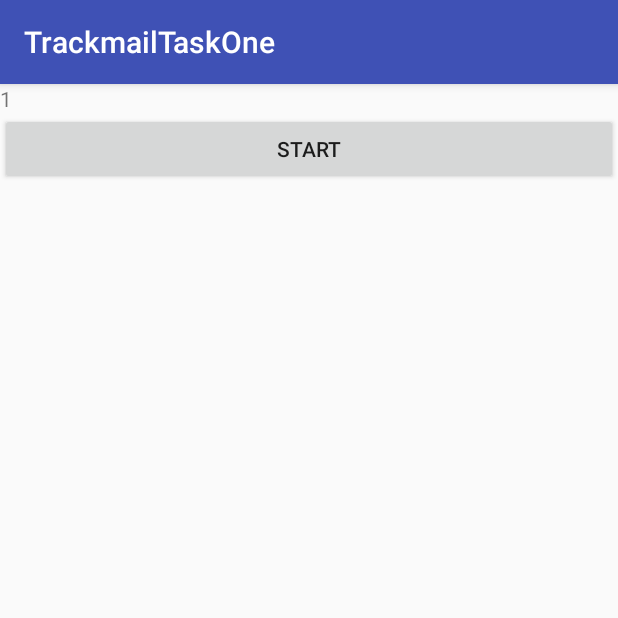
After one commit to obabichev/TrackmailAndroidTaskOne, an Android app: the CounterActivity screen opened directly, with no data from a screen before it, on a phone screen of 412 x 824 dp, the top half of it. The commit adds this screen. Run offline under Robolectric (Android 15) with nearby library versions, the phone set to English and light mode, and no system bars.

Commit message:
working variant

```diff
--- a/app/src/main/AndroidManifest.xml
+++ b/app/src/main/AndroidManifest.xml
@@ -8,13 +8,14 @@
         android:label="@string/app_name"
         android:supportsRtl="true"
         android:theme="@style/AppTheme">
-        <activity android:name=".BlankActivity">
+        <activity android:name=".activity.BlankActivity">
             <intent-filter>
                 <action android:name="android.intent.action.MAIN" />
 
                 <category android:name="android.intent.category.LAUNCHER" />
             </intent-filter>
         </activity>
+        <activity android:name=".activity.CounterActivity" />
     </application>
 
 </manifest>
--- /dev/null
+++ b/app/src/main/java/com/petterpet/trackmailtaskone/activity/CounterActivity.java
@@ -0,0 +1,102 @@
+package com.petterpet.trackmailtaskone.activity;
+
+import android.os.Bundle;
+import android.support.v7.app.AppCompatActivity;
+import android.view.View;
+import android.widget.Button;
+import android.widget.TextView;
+
+import com.petterpet.trackmailtaskone.asynctask.CounterAsyncTask;
+import com.petterpet.trackmailtaskone.R;
+
+/**
+ * Created by obabichev on 11/10/16.
+ */
+
+public class CounterActivity extends AppCompatActivity {
+
+    private final String CURRENT_VALUE_KEY = "CURRENT_VALUE_KEY";
+    private final String CONTINUE_COUNTING_KEY = "CONTINUE_COUNTING_KEY";
+
+    private int currentValue = 1;
+
+    private CounterAsyncTask counterAsyncTask;
+    private boolean continueCounting = false;
+
+    private TextView currentValueTextView;
+    private Button startButton;
+    private Button stopButton;
+
+    @Override
+    protected void onCreate(Bundle savedInstanceState) {
+        super.onCreate(savedInstanceState);
+        setContentView(R.layout.activity_counter);
+
+        if (savedInstanceState != null) {
+            currentValue = savedInstanceState.getInt(CURRENT_VALUE_KEY);
+            continueCounting = savedInstanceState.getBoolean(CONTINUE_COUNTING_KEY);
+        }
+
+        currentValueTextView = (TextView) findViewById(R.id.current_value_text_view);
+        startButton = (Button) findViewById(R.id.start_button);
+        startButton.setOnClickListener(new View.OnClickListener() {
+            @Override
+            public void onClick(View v) {
+                switchState(true);
+                counterAsyncTask = new CounterAsyncTask(currentValue, currentValueTextView);
+                counterAsyncTask.execute();
+            }
+        });
+        stopButton = (Button) findViewById(R.id.stop_button);
+        stopButton.setOnClickListener(new View.OnClickListener() {
+            @Override
+            public void onClick(View v) {
+                switchState(false);
+                stopCounting();
+                continueCounting = false;
+            }
+        });
+    }
+
+    @Override
+    protected void onResume() {
+        super.onResume();
+        currentValueTextView.setText("" + currentValue);
+        if (continueCounting) {
+            switchState(true);
+            counterAsyncTask = new CounterAsyncTask(currentValue, currentValueTextView);
+            counterAsyncTask.execute();
+        }
+    }
+
+    @Override
+    protected void onPause() {
+        super.onPause();
+
+        if (counterAsyncTask != null && !counterAsyncTask.isCancelled()) {
+            continueCounting = true;
+        }
+        stopCounting();
+    }
+
+    private void stopCounting() {
+        if (counterAsyncTask != null && !counterAsyncTask.isCancelled()) {
+            currentValue = counterAsyncTask.getCurrentValue();
+            counterAsyncTask.cancel(false);
+        }
+    }
+
+
+    @Override
+    protected void onSaveInstanceState(Bundle outState) {
+        super.onSaveInstanceState(outState);
+
+        outState.putInt(CURRENT_VALUE_KEY, currentValue);
+        outState.putBoolean(CONTINUE_COUNTING_KEY, continueCounting);
+    }
+
+    public void switchState(boolean isCounting) {
+        startButton.setVisibility(isCounting ? View.GONE : View.VISIBLE);
+        stopButton.setVisibility(isCounting ? View.VISIBLE : View.GONE);
+    }
+}
--- /dev/null
+++ b/app/src/main/res/layout/activity_counter.xml
@@ -0,0 +1,27 @@
+<?xml version="1.0" encoding="utf-8"?>
+<LinearLayout xmlns:android="http://schemas.android.com/apk/res/android"
+    android:layout_width="match_parent"
+    android:layout_height="match_parent"
+    android:orientation="vertical">
+
+    <TextView
+        android:id="@+id/current_value_text_view"
+        android:layout_width="match_parent"
+        android:layout_height="wrap_content"
+        android:text="HHH"/>
+
+    <Button
+        android:id="@+id/start_button"
+        android:layout_width="match_parent"
+        android:layout_height="wrap_content"
+        android:text="@string/start_button"/>
+
+    <Button
+        android:id="@+id/stop_button"
+        android:layout_width="match_parent"
+        android:layout_height="wrap_content"
+        android:visibility="gone"
+        android:text="@string/stop_button"
+        />
+
+</LinearLayout>
--- a/app/src/main/res/values/strings.xml
+++ b/app/src/main/res/values/strings.xml
@@ -1,3 +1,5 @@
 <resources>
     <string name="app_name">TrackmailTaskOne</string>
+    <string name="start_button">Start</string>
+    <string name="stop_button">Stop</string>
 </resources>
```
Also changed, not shown: app/build.gradle (+7 -0 lines), app/src/main/java/com/petterpet/trackmailtaskone/BlankActivity.java (deleted, +0 -13 lines), app/src/main/java/com/petterpet/trackmailtaskone/activity/BlankActivity.java (added, +31 -0 lines), app/src/main/java/com/petterpet/trackmailtaskone/asynctask/BlankAsyncTask.java (added, +52 -0 lines), app/src/main/java/com/petterpet/trackmailtaskone/asynctask/CounterAsyncTask.java (added, +57 -0 lines), app/src/main/java/com/petterpet/trackmailtaskone/utils/ThreadUtils.java (added, +20 -0 lines), app/src/main/res/layout/activity_blank.xml (+5 -5 lines), app/src/main/res/drawable/logo.jpg (added).
